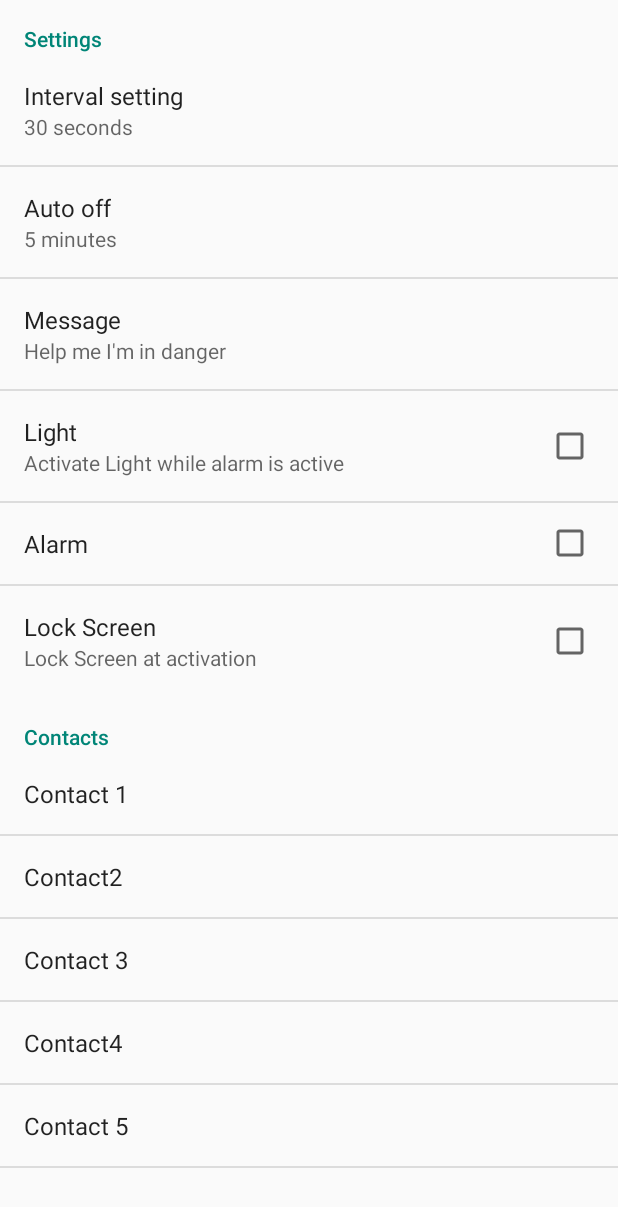
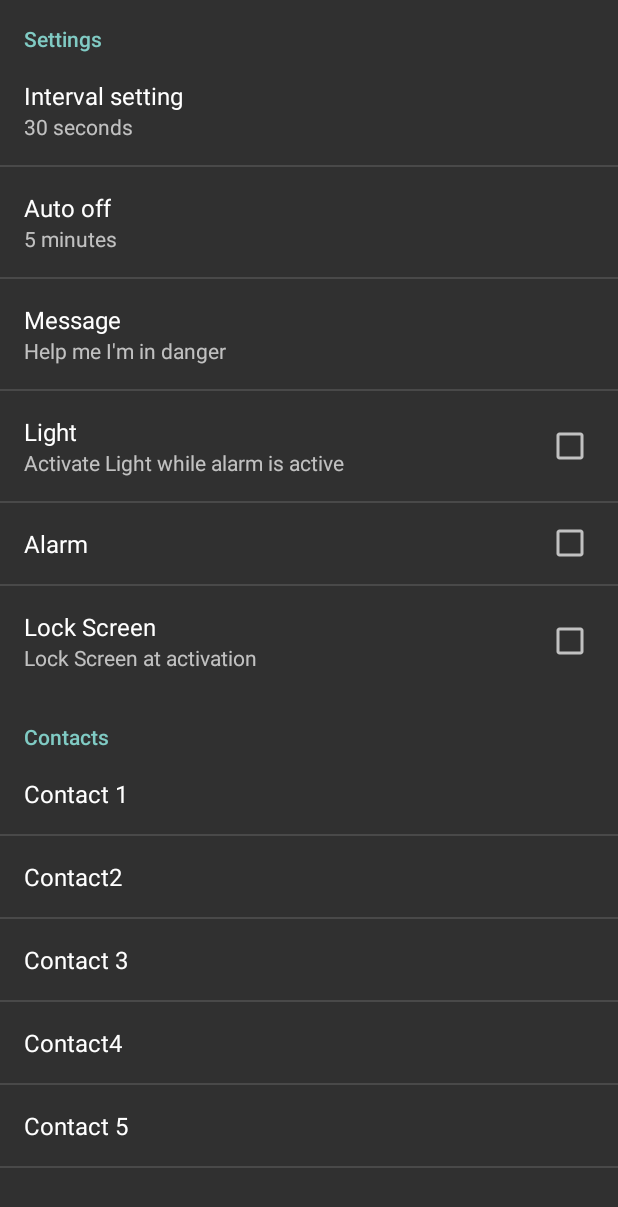
Before and after one commit to disti95/CriminalAlarmApp, an Android app: the PreferencesActivity screen opened directly, with no data from a screen before it, on a phone screen of 412 x 824 dp. Shown: the top 1207 px of the screen. Run offline under Robolectric (Android 15) with nearby library versions, the phone set to English and light mode, and no system bars.

Commit message:
review/changing settings occurence

```diff
--- a/app/src/main/AndroidManifest.xml
+++ b/app/src/main/AndroidManifest.xml
@@ -26,9 +26,7 @@
             </intent-filter>
         </activity>
         <activity
-            android:name=".ConfigActivity"
-            android:screenOrientation="portrait" />
-        <activity
+            android:theme="@style/Preferences"
             android:name=".PreferencesActivity"
             android:screenOrientation="portrait" /><!-- ATTENTION: This was auto-generated to add Google Play services to your project for
      App Indexing.  See https://g.co/AppIndexing/AndroidStudio for more information. -->
--- a/app/src/main/res/values/styles.xml
+++ b/app/src/main/res/values/styles.xml
@@ -3,9 +3,15 @@
     <!-- Base application theme. -->
     <style name="AppTheme" parent="Theme.AppCompat.Light.DarkActionBar">
         <!-- Customize your theme here. -->
-        <!--<item name="colorPrimary">@color/colorPrimary</item>
-        <item name="colorPrimaryDark">@color/colorPrimaryDark</item>
-        <item name="colorAccent">@color/colorAccent</item>-->
+        <!--<item name="colorPrimary">@color/colorAccent</item>-->
+        <!--<item name="colorPrimaryDark">@color/colorPrimary</item>-->
+        <!--<item name="colorAccent">@color/colorPrimary</item>-->
+    </style>
+    <style name="Preferences" parent="Theme.AppCompat">
+        <!-- Customize your theme here. -->
+        <!--<item name="colorPrimary">@color/colorAccent</item>-->
+        <!--<item name="colorPrimaryDark">@color/colorPrimary</item>-->
+        <!--<item name="colorAccent">@color/colorPrimary</item>-->
     </style>
 
 </resources>
--- a/app/src/main/res/xml/preferences.xml
+++ b/app/src/main/res/xml/preferences.xml
@@ -1,5 +1,11 @@
 <?xml version="1.0" encoding="utf-8"?>
 <PreferenceScreen xmlns:android="http://schemas.android.com/apk/res/android">
+
+        <!--android:parentActivityName="com.example.myfirstapp.MainActivity" >-->
+        <!--&lt;!&ndash; Parent activity meta-data to support 4.0 and lower &ndash;&gt;-->
+        <!--<meta-data-->
+            <!--android:name="android.support.PARENT_ACTIVITY"-->
+            <!--android:value="com.example.stefa.sendsms2.MainActivity" />-->
         <PreferenceCategory
             android:title="Settings"
             android:key="commonsettings">
```
